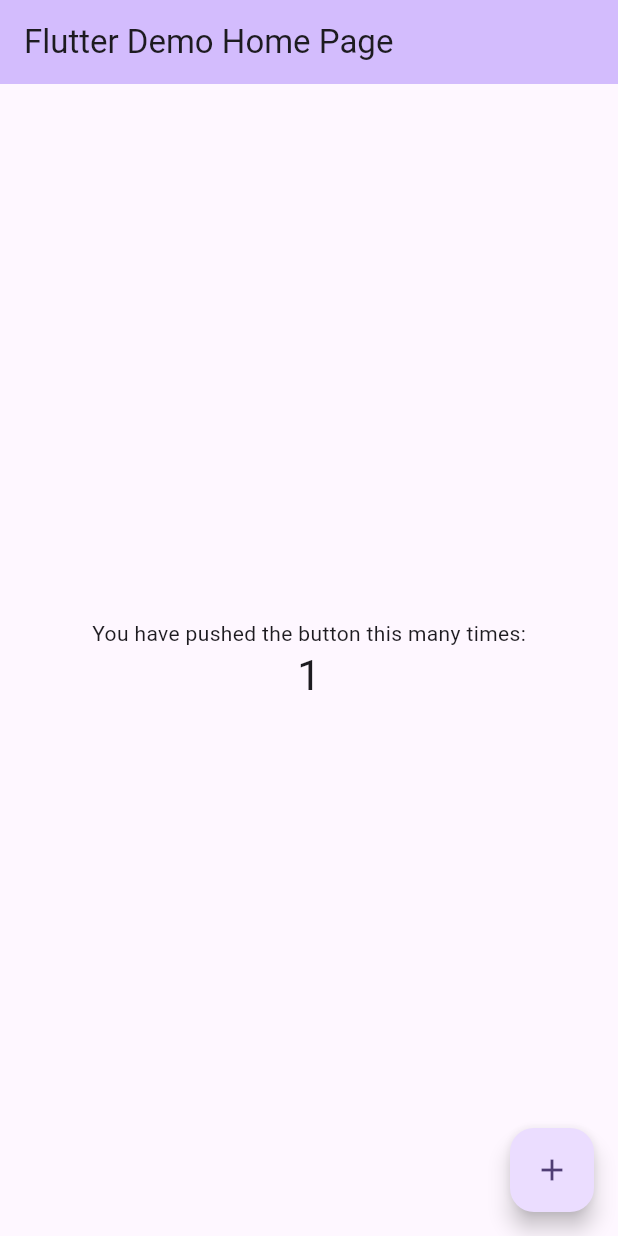
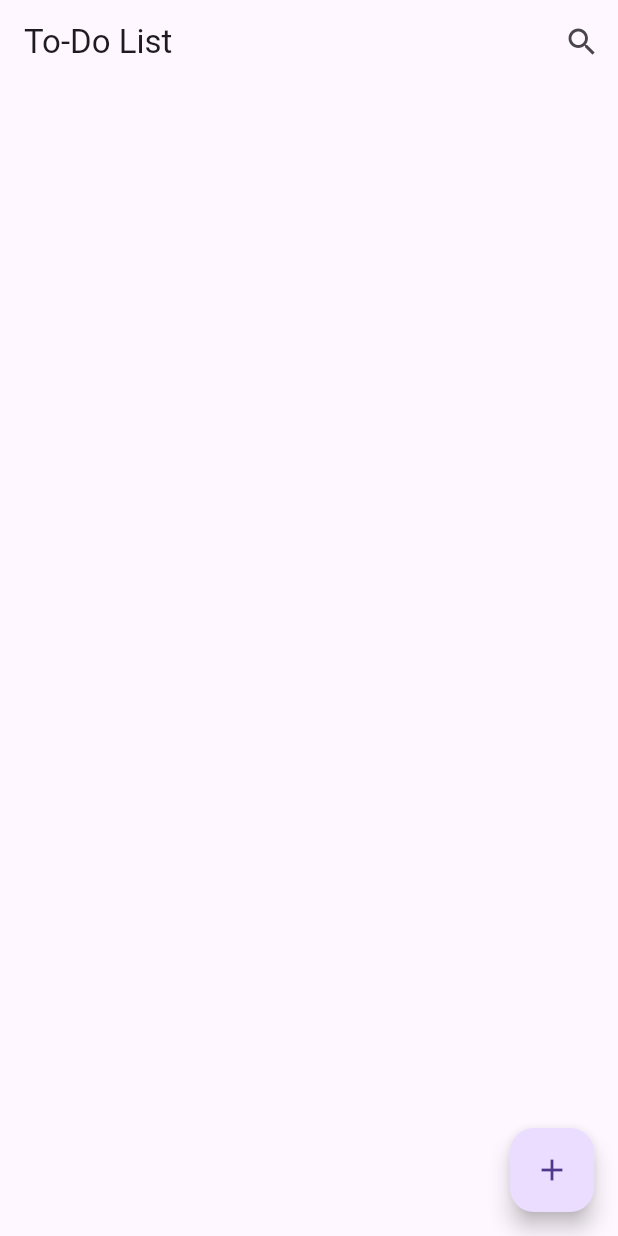
Before and after one commit to pradnyesh-86/todo_list_app, a Flutter app: the screen it shows after launch, after a tap on the "add" icon, on a phone screen of 412 x 824 dp. Run offline on Flutter 3.47's test engine with Material 3 defaults, Android fonts, the phone set to English and light mode, and no system bars; our stand-ins replace flutter_local_notifications, get, sqflite, timezone; accounts and stored records are empty.

Commit message:
created basic structure for the app
- Added assets/images/ folder to pubspec.yaml for task images
- Updated widget_test.dart to remove unnecessary const keyword
- Updated GeneratedPluginRegistrant.swift to register FlutterLocalNotificationsPlugin and SqflitePlugin
- Added Task class to models/task.dart for task data structure
- Added TaskController class to viewmodels/task_controller.dart for managing tasks
- Added task_repository.dart for database logic to insert, update, delete, and retrieve tasks
- Added notification_service.dart for scheduling task reminders
- Added home_screen.dart for displaying tasks and searching tasks

```diff
--- /dev/null
+++ b/lib/database/task_repository.dart
@@ -0,0 +1,44 @@
+import 'package:sqflite/sqflite.dart';
+import 'package:path/path.dart';
+import '../models/task.dart';
+
+class TaskRepository {
+  static Database? _database;
+
+  static Future<Database> _getDatabase() async {
+    if (_database != null) return _database!;
+    _database = await openDatabase(
+      join(await getDatabasesPath(), 'task_database.db'),
+      onCreate: (db, version) {
+        return db.execute(
+          "CREATE TABLE tasks(id INTEGER PRIMARY KEY, title TEXT, description TEXT, dueDate TEXT, priority TEXT, isCompleted INTEGER)",
+        );
+      },
+      version: 1,
+    );
+    return _database!;
+  }
+
+  static Future<void> insertTask(Task task) async {
+    final db = await _getDatabase();
+    await db.insert('tasks', task.toMap(),
+        conflictAlgorithm: ConflictAlgorithm.replace);
+  }
+
+  static Future<List<Task>> getTasks() async {
+    final db = await _getDatabase();
+    final List<Map<String, dynamic>> maps = await db.query('tasks');
+    return List.generate(maps.length, (i) => Task.fromMap(maps[i]));
+  }
+
+  static Future<void> updateTask(Task task) async {
+    final db = await _getDatabase();
+    await db
+        .update('tasks', task.toMap(), where: 'id = ?', whereArgs: [task.id]);
+  }
+
+  static Future<void> deleteTask(int id) async {
+    final db = await _getDatabase();
+    await db.delete('tasks', where: 'id = ?', whereArgs: [id]);
+  }
+}
--- a/lib/main.dart
+++ b/lib/main.dart
@@ -1,125 +1,32 @@
 import 'package:flutter/material.dart';
+import 'package:get/get.dart';
+import 'package:timezone/data/latest.dart' as tz; // For timezone initialization
+import 'services/notification_service.dart'; // For notifications
+import 'views/home_screen.dart'; // Home screen
 
-void main() {
-  runApp(const MyApp());
+void main() async {
+  WidgetsFlutterBinding.ensureInitialized();
+
+  // Initialize time zones for local notifications
+  tz.initializeTimeZones();
+
+  // Initialize the notification service
+  await NotificationService.initialize();
+
+  runApp(MyApp());
 }
 
 class MyApp extends StatelessWidget {
-  const MyApp({super.key});
-
-  // This widget is the root of your application.
   @override
   Widget build(BuildContext context) {
-    return MaterialApp(
-      title: 'Flutter Demo',
+    return GetMaterialApp(
+      debugShowCheckedModeBanner: false, // Disable the debug banner
+      title: 'ToDo List App',
       theme: ThemeData(
-        // This is the theme of your application.
-        //
-        // TRY THIS: Try running your application with "flutter run". You'll see
-        // the application has a purple toolbar. Then, without quitting the app,
-        // try changing the seedColor in the colorScheme below to Colors.green
-        // and then invoke "hot reload" (save your changes or press the "hot
-        // reload" button in a Flutter-supported IDE, or press "r" if you used
-        // the command line to start the app).
-        //
-        // Notice that the counter didn't reset back to zero; the application
-        // state is not lost during the reload. To reset the state, use hot
-        // restart instead.
-        //
-        // This works for code too, not just values: Most code changes can be
-        // tested with just a hot reload.
-        colorScheme: ColorScheme.fromSeed(seedColor: Colors.deepPurple),
-        useMaterial3: true,
+        primarySwatch: Colors.blue, // Use a consistent theme throughout the app
+        visualDensity: VisualDensity.adaptivePlatformDensity,
       ),
-      home: const MyHomePage(title: 'Flutter Demo Home Page'),
+      home: HomeScreen(), // Set HomeScreen as the default screen
     );
   }
 }
-
-class MyHomePage extends StatefulWidget {
-  const MyHomePage({super.key, required this.title});
-
-  // This widget is the home page of your application. It is stateful, meaning
-  // that it has a State object (defined below) that contains fields that affect
-  // how it looks.
-
-  // This class is the configuration for the state. It holds the values (in this
-  // case the title) provided by the parent (in this case the App widget) and
-  // used by the build method of the State. Fields in a Widget subclass are
-  // always marked "final".
-
-  final String title;
-
-  @override
-  State<MyHomePage> createState() => _MyHomePageState();
-}
-
-class _MyHomePageState extends State<MyHomePage> {
-  int _counter = 0;
-
-  void _incrementCounter() {
-    setState(() {
-      // This call to setState tells the Flutter framework that something has
-      // changed in this State, which causes it to rerun the build method below
-      // so that the display can reflect the updated values. If we changed
-      // _counter without calling setState(), then the build method would not be
-      // called again, and so nothing would appear to happen.
-      _counter++;
-    });
-  }
-
-  @override
-  Widget build(BuildContext context) {
-    // This method is rerun every time setState is called, for instance as done
-    // by the _incrementCounter method above.
-    //
-    // The Flutter framework has been optimized to make rerunning build methods
-    // fast, so that you can just rebuild anything that needs updating rather
-    // than having to individually change instances of widgets.
-    return Scaffold(
-      appBar: AppBar(
-        // TRY THIS: Try changing the color here to a specific color (to
-        // Colors.amber, perhaps?) and trigger a hot reload to see the AppBar
-        // change color while the other colors stay the same.
-        backgroundColor: Theme.of(context).colorScheme.inversePrimary,
-        // Here we take the value from the MyHomePage object that was created by
-        // the App.build method, and use it to set our appbar title.
-        title: Text(widget.title),
-      ),
-      body: Center(
-        // Center is a layout widget. It takes a single child and positions it
-        // in the middle of the parent.
-        child: Column(
-          // Column is also a layout widget. It takes a list of children and
-          // arranges them vertically. By default, it sizes itself to fit its
-          // children horizontally, and tries to be as tall as its parent.
-          //
-          // Column has various properties to control how it sizes itself and
-          // how it positions its children. Here we use mainAxisAlignment to
-          // center the children vertically; the main axis here is the vertical
-          // axis because Columns are vertical (the cross axis would be
-          // horizontal).
-          //
-          // TRY THIS: Invoke "debug painting" (choose the "Toggle Debug Paint"
-          // action in the IDE, or press "p" in the console), to see the
-          // wireframe for each widget.
-          mainAxisAlignment: MainAxisAlignment.center,
-          children: <Widget>[
-            const Text(
-              'You have pushed the button this many times:',
-            ),
-            Text(
-              '$_counter',
-              style: Theme.of(context).textTheme.headlineMedium,
-            ),
-          ],
-        ),
-      ),
-      floatingActionButton: FloatingActionButton(
-        onPressed: _incrementCounter,
-        tooltip: 'Increment',
-        child: const Icon(Icons.add),
-      ), // This trailing comma makes auto-formatting nicer for build methods.
-    );
-  }
-}
--- /dev/null
+++ b/lib/models/task.dart
@@ -0,0 +1,40 @@
+class Task {
+  int? id;
+  String title;
+  String description;
+  DateTime dueDate;
+  String priority;
+  bool isCompleted;
+
+  Task({
+    this.id,
+    required this.title,
+    required this.description,
+    required this.dueDate,
+    required this.priority,
+    this.isCompleted = false,
+  });
+
+  // Convert task to/from map for database storage
+  Map<String, dynamic> toMap() {
+    return {
+      'id': id,
+      'title': title,
+      'description': description,
+      'dueDate': dueDate.toIso8601String(),
+      'priority': priority,
+      'isCompleted': isCompleted ? 1 : 0,
+    };
+  }
+
+  static Task fromMap(Map<String, dynamic> map) {
+    return Task(
+      id: map['id'],
+      title: map['title'],
+      description: map['description'],
+      dueDate: DateTime.parse(map['dueDate']),
+      priority: map['priority'],
+      isCompleted: map['isCompleted'] == 1,
+    );
+  }
+}
--- /dev/null
+++ b/lib/viewmodels/task_controller.dart
@@ -0,0 +1,48 @@
+import 'package:get/get.dart';
+import '../models/task.dart';
+import '../database/task_repository.dart'; // Database logic
+
+class TaskController extends GetxController {
+  var taskList = <Task>[].obs; // Observable list
+  var isLoading = true.obs;
+
+  @override
+  void onInit() {
+    super.onInit();
+    loadTasks();
+  }
+
+  void loadTasks() async {
+    isLoading(true);
+    var tasks = await TaskRepository.getTasks();
+    taskList.assignAll(tasks);
+    isLoading(false);
+  }
+
+  void addTask(Task task) async {
+    await TaskRepository.insertTask(task);
+    loadTasks();
+  }
+
+  void deleteTask(int id) async {
+    await TaskRepository.deleteTask(id);
+    loadTasks();
+  }
+
+  void updateTask(Task task) async {
+    await TaskRepository.updateTask(task);
+    loadTasks();
+  }
+
+  List<Task> searchTasks(String query) {
+    return taskList.where((task) => task.title.contains(query)).toList();
+  }
+
+  void sortTasksByPriority() {
+    taskList.sort((a, b) => a.priority.compareTo(b.priority));
+  }
+
+  void sortTasksByDueDate() {
+    taskList.sort((a, b) => a.dueDate.compareTo(b.dueDate));
+  }
+}
--- /dev/null
+++ b/lib/views/home_screen.dart
@@ -0,0 +1,61 @@
+import 'package:flutter/material.dart';
+import 'package:get/get.dart';
+import '../viewmodels/task_controller.dart';
+import 'task_search_delegate.dart'; // Import the new delegate
+
+class HomeScreen extends StatelessWidget {
+  final TaskController taskController = Get.put(TaskController());
+
+  @override
+  Widget build(BuildContext context) {
+    return Scaffold(
+      appBar: AppBar(
+        title: Text('To-Do List'),
+        actions: [
+          IconButton(
+            icon: Icon(Icons.search),
+            onPressed: () {
+              showSearch(
+                context: context,
+                delegate:
+                    TaskSearchDelegate(), // Use the new TaskSearchDelegate
+              );
+            },
+          ),
+        ],
+      ),
+      body: Obx(() {
+        if (taskController.isLoading.value) {
+          return Center(child: CircularProgressIndicator());
+        } else {
+          return ListView.builder(
+            itemCount: taskController.taskList.length,
+            itemBuilder: (context, index) {
+              final task = taskController.taskList[index];
+              return ListTile(
+                title: Text(task.title),
+                subtitle:
+                    Text('Due: ${task.dueDate} - Priority: ${task.priority}'),
+                trailing: IconButton(
+                  icon: Icon(Icons.delete),
+                  onPressed: () {
+                    taskController.deleteTask(task.id!);
+                  },
+                ),
+                onTap: () {
+                  // Navigate to task details/edit page
+                },
+              );
+            },
+          );
+        }
+      }),
+      floatingActionButton: FloatingActionButton(
+        child: Icon(Icons.add),
+        onPressed: () {
+          // Navigate to Add Task Screen
+        },
+      ),
+    );
+  }
+}
--- a/pubspec.yaml
+++ b/pubspec.yaml
@@ -63,8 +63,8 @@ flutter:
   uses-material-design: true
 
   # To add assets to your application, add an assets section, like this:
-  # assets:
-  #   - images/a_dot_burr.jpeg
+  assets:
+   - assets/images/
   #   - images/a_dot_ham.jpeg
 
   # An image asset can refer to one or more resolution-specific "variants", see
```
Also changed, not shown: lib/services/notification_service.dart (added, +39 -0 lines), lib/views/task_search_delegate.dart (added, +71 -0 lines), assets/images/noti.png (added), pubspec.lock, 3 other files.
